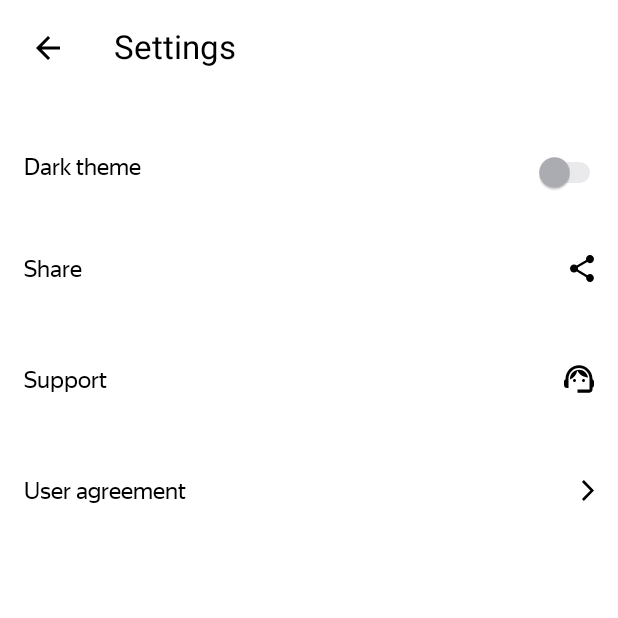
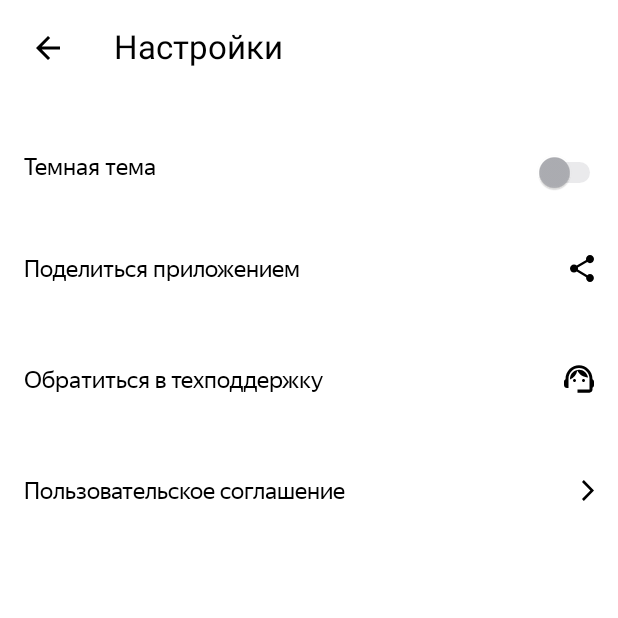
Before and after one commit to anonim-no/Playlist_Maker, an Android app: the SettingsActivity screen opened directly, with no data from a screen before it, on a phone screen of 412 x 824 dp, the top half of it. Run offline under Robolectric (Android 15) with nearby library versions, the phone set to English and light mode, and no system bars.

```diff
--- a/app/src/main/res/values/strings.xml
+++ b/app/src/main/res/values/strings.xml
@@ -1,20 +1,20 @@
 <resources>
     <string name="app_name">Playlist Maker</string>
     <string name="title">Playlist Maker</string>
-    <string name="search">Search</string>
-    <string name="media_library">Media</string>
-    <string name="settings">Settings</string>
-    <string name="dark_theme">Dark theme</string>
-    <string name="back">Back</string>
-    <string name="share">Share</string>
-    <string name="support">Support</string>
-    <string name="terms">User agreement</string>
+    <string name="search">Поиск</string>
+    <string name="media_library">Медиатека</string>
+    <string name="settings">Настройки</string>
+    <string name="dark_theme">Темная тема</string>
+    <string name="back">Назад</string>
+    <string name="share">Поделиться приложением</string>
+    <string name="support">Обратиться в техподдержку</string>
+    <string name="terms">Пользовательское соглашение</string>
 
     <string name="support_email">eugeniy777@yandex.ru</string>
-    <string name="support_email_subject">Message to developers Playlist Maker</string>
-    <string name="support_email_text">Thanks developers and developers for a cool app!</string>
+    <string name="support_email_subject">Сообщение разработчикам и разработчицам приложения Playlist Maker</string>
+    <string name="support_email_text">Спасибо разработчикам и разработчицам за крутое приложение!</string>
     <string name="support_terms_link">https://yandex.ru/legal/practicum_offer/</string>
     <string name="support_share_link">https://practicum.yandex.ru/android-developer/</string>
-    <string name="support_send_error">No matching app found</string>
-    <string name="settings_not_found_app">No matching app found</string>
+    <string name="support_send_error">Не найдено подходящего приложения</string>
+    <string name="settings_not_found_app">Не найдено подходящих приложений</string>
 </resources>
```
